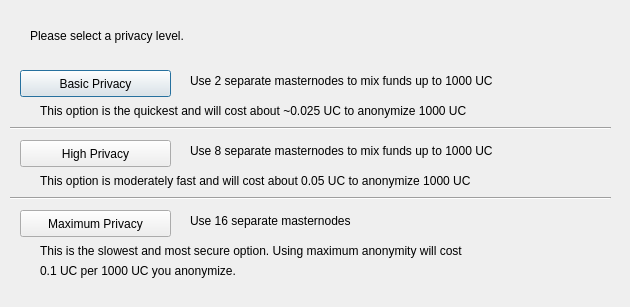
Old version of the form src/qt/forms/darksendconfig.ui in the repository UlordChain/UlordChain.
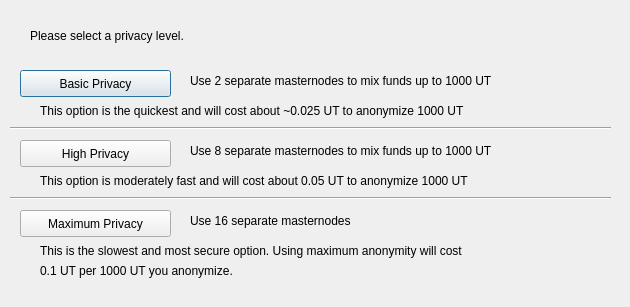
New version of the form.

```diff
--- a/src/qt/forms/darksendconfig.ui
+++ b/src/qt/forms/darksendconfig.ui
@@ -75,7 +75,7 @@
     </rect>
    </property>
    <property name="text">
-    <string>Use 2 separate masternodes to mix funds up to 1000 UC</string>
+    <string>Use 2 separate masternodes to mix funds up to 1000 UT</string>
    </property>
   </widget>
   <widget class="QLabel" name="label_3">
@@ -88,7 +88,7 @@
     </rect>
    </property>
    <property name="text">
-    <string>Use 8 separate masternodes to mix funds up to 1000 UC</string>
+    <string>Use 8 separate masternodes to mix funds up to 1000 UT</string>
    </property>
   </widget>
   <widget class="QLabel" name="label_4">
@@ -114,7 +114,7 @@
     </rect>
    </property>
    <property name="text">
-    <string>This option is the quickest and will cost about ~0.025 UC to anonymize 1000 UC</string>
+    <string>This option is the quickest and will cost about ~0.025 UT to anonymize 1000 UT</string>
    </property>
   </widget>
   <widget class="QLabel" name="label_7">
@@ -127,7 +127,7 @@
     </rect>
    </property>
    <property name="text">
-    <string>This option is moderately fast and will cost about 0.05 UC to anonymize 1000 UC</string>
+    <string>This option is moderately fast and will cost about 0.05 UT to anonymize 1000 UT</string>
    </property>
   </widget>
   <widget class="QLabel" name="label_8">
@@ -153,7 +153,7 @@
     </rect>
    </property>
    <property name="text">
-    <string>0.1 UC per 1000 UC you anonymize.</string>
+    <string>0.1 UT per 1000 UT you anonymize.</string>
    </property>
   </widget>
   <widget class="Line" name="line">
```
